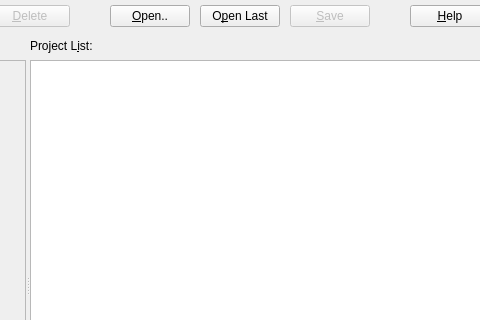
Qt form forms/project.ui (skriticos/nelia1) before a commit; both pictures show x 195 to 675 and y 0 to 320 of the 879 by 537 pixel window.
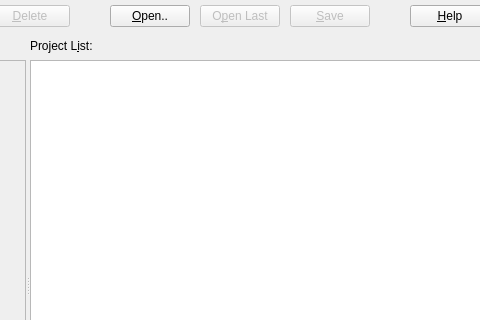
The same form after that commit.

Patch:
```diff
--- a/forms/project.ui
+++ b/forms/project.ui
@@ -96,6 +96,9 @@
    </item>
    <item row="0" column="5">
     <widget class="QPushButton" name="push_open_last">
+     <property name="enabled">
+      <bool>false</bool>
+     </property>
      <property name="text">
       <string>O&amp;pen Last</string>
      </property>
```
